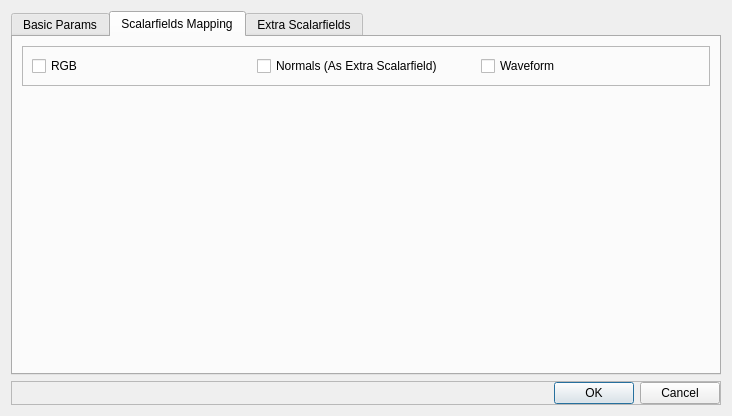
CloudCompare/CloudCompare, file plugins/core/IO/qLASIO/ui/lassavedialog.ui: the form before one commit.
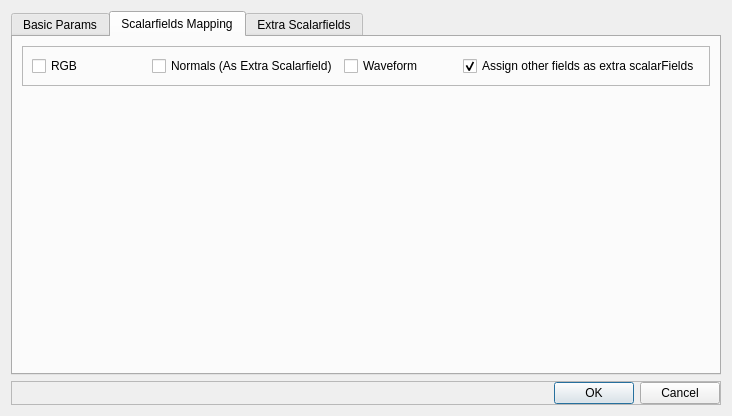
The form after the commit. The open tabs and pages were chosen to show the change.

Commit message: LAS: assign by default scalar fields to extra LAS dim

```diff
--- a/plugins/core/IO/qLASIO/ui/lassavedialog.ui
+++ b/plugins/core/IO/qLASIO/ui/lassavedialog.ui
@@ -309,6 +309,19 @@
             </property>
            </widget>
           </item>
+          <item>
+           <widget class="QCheckBox" name="leftOverFieldsAsExtraCheckBox">
+            <property name="toolTip">
+             <string>If checked, all scalar fields of the point cloud that are not assigned to a standard LAS field, will then be assigned as an extra LAS field</string>
+            </property>
+            <property name="text">
+             <string>Assign other fields as extra scalarFields</string>
+            </property>
+            <property name="checked">
+             <bool>true</bool>
+            </property>
+           </widget>
+          </item>
          </layout>
         </widget>
        </item>
```
Left out of the diff: 40 changed lines with no effect on the pictures. The commit also changes 5 other files.
